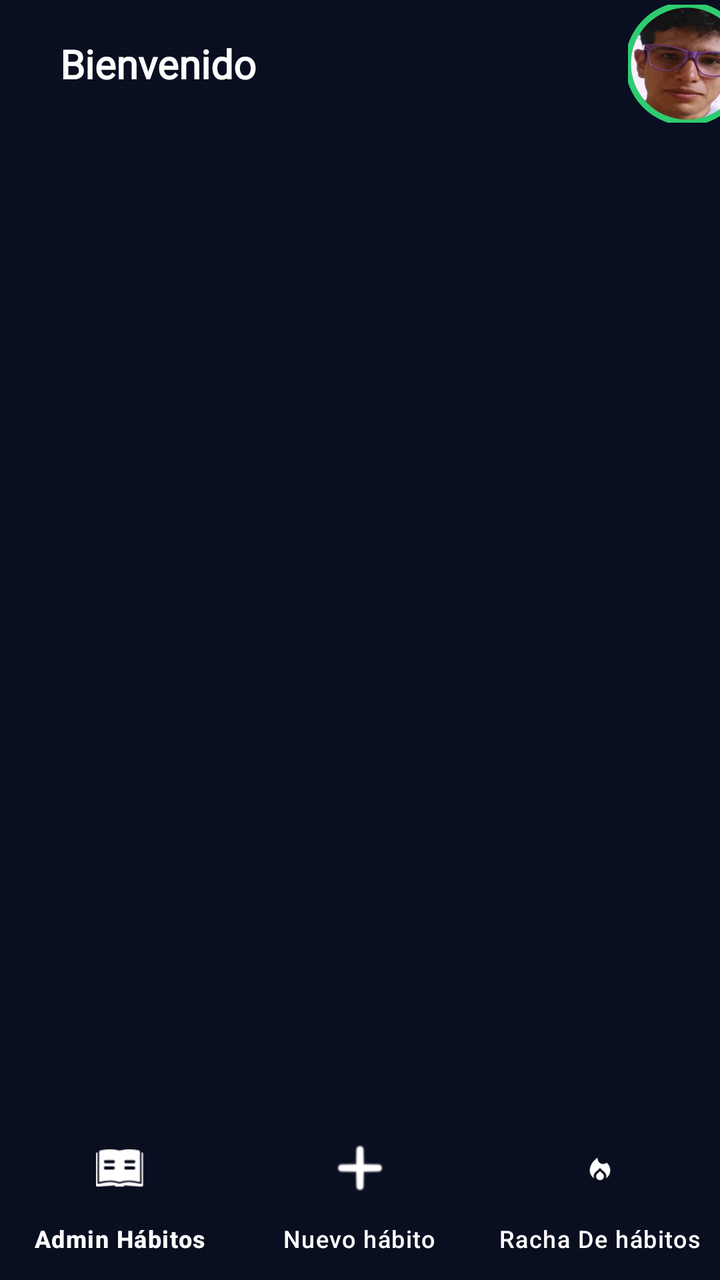
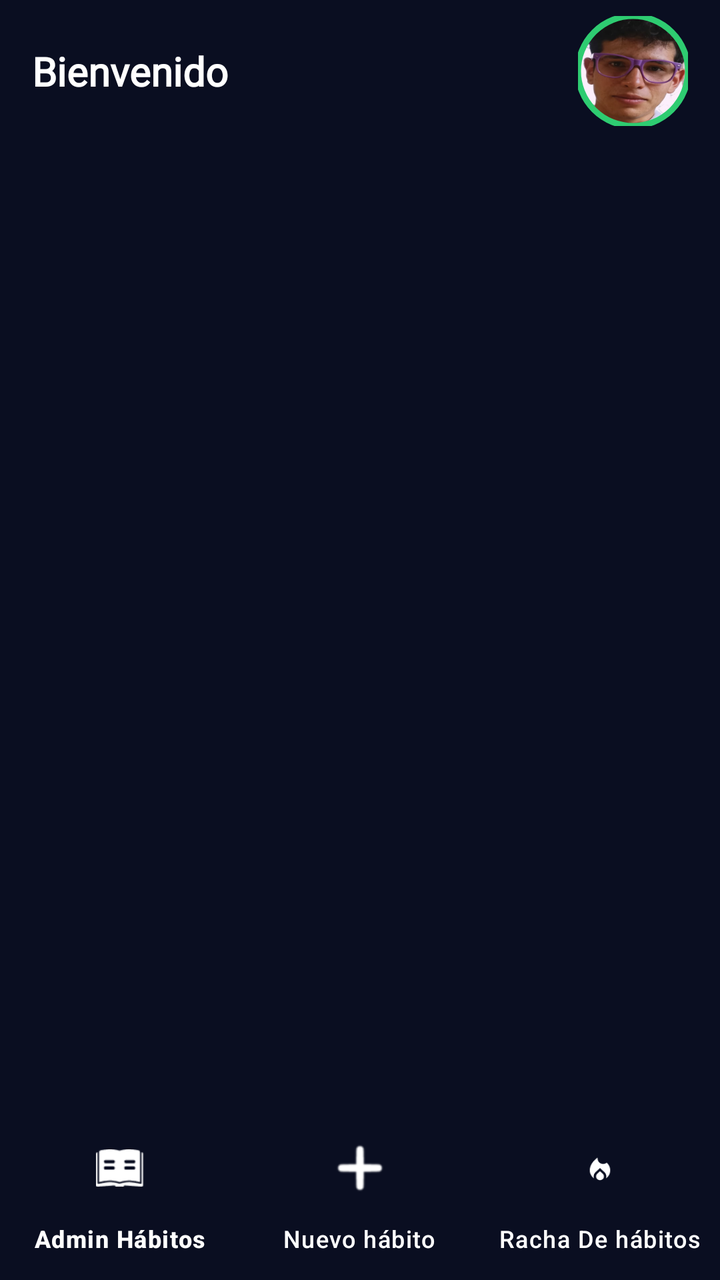

An Android layout rendered at two revisions. The XML below is the earlier revision; the diff shows what the commit changed to produce the second picture.
<!-- AndroidManifest.xml: application theme Theme.Consty_Group -->
<!-- res/layout/activity_main.xml -->
<?xml version="1.0" encoding="utf-8"?>
<androidx.drawerlayout.widget.DrawerLayout
    xmlns:android="http://schemas.android.com/apk/res/android"
    xmlns:app="http://schemas.android.com/apk/res-auto"
    xmlns:tools="http://schemas.android.com/tools"
    android:id="@+id/drawerLayoutMainPage"
    android:layout_width="match_parent"
    android:layout_height="match_parent"
    android:fitsSystemWindows="true"
    tools:context=".main.MainActivity">

    
    <LinearLayout
        android:id="@+id/contenidoPrincipal"
        android:layout_width="match_parent"
        android:layout_height="match_parent"
        android:orientation="vertical">

        
        <androidx.appcompat.widget.Toolbar
            android:id="@+id/toolbarMainPage"
            android:layout_width="match_parent"
            android:layout_height="?attr/actionBarSize"
            android:background="@color/backgroundColo"
            app:titleTextColor="@color/white">
            <TextView
                android:layout_width="wrap_content"
                android:layout_height="wrap_content"
                android:text="@string/bienvenido"
                android:textSize="20sp"
                android:textStyle="bold"
                android:textColor="@color/white"
                android:layout_marginStart="30dp"
                android:layout_marginEnd="20dp"
                android:fontFamily="@font/tan"
                />


            <LinearLayout
                android:layout_width="match_parent"
                android:layout_height="match_parent"
                android:gravity="center_vertical"
                android:orientation="horizontal"
                android:paddingStart="16dp">

                <ImageView
                    android:id="@+id/ivLogo"
                    android:layout_width="60dp"
                    android:layout_height="60dp"
                    android:src="@mipmap/ic_logo"
                    android:contentDescription="@string/logo" />

                <com.google.android.material.imageview.ShapeableImageView
                    android:id="@+id/ivFotoPerfilTop"
                    android:layout_width="59dp"
                    android:layout_height="59dp"
                    android:scaleType="centerCrop"
                    android:layout_marginStart="90dp"
                    android:src="@drawable/usuariopic"
                    app:shapeAppearanceOverlay="@style/CircleImage"
                    app:strokeColor="@color/BorderImageUsuario"
                    app:strokeWidth="3dp" />



            </LinearLayout>

        </androidx.appcompat.widget.Toolbar>


        <FrameLayout
            android:id="@+id/fragmentContenedor"
            android:layout_width="match_parent"
            android:layout_height="0dp"
            android:layout_weight="1"
            android:background="@color/backgroundColo"
            />


        <com.google.android.material.bottomnavigation.BottomNavigationView
            android:id="@+id/bottomNav"
            android:layout_width="match_parent"
            android:layout_height="wrap_content"
            android:background="@color/backgroundColo"
            app:itemIconTint="@color/white"
            app:itemTextColor="@color/white"
            app:menu="@menu/menu_bottom_nav" />

    </LinearLayout>



</androidx.drawerlayout.widget.DrawerLayout>
<!-- resources referenced by this layout -->
<resources>
  <color name="BorderImageUsuario">#2ECC71</color>
  <color name="backgroundColo">#0A0E21</color>
  <color name="white">#FFFFFFFF</color>
  <!-- drawable usuariopic: png bitmap (drawable, 86278 bytes) -->
  <!-- mipmap ic_logo (mipmap-anydpi-v26) -->
  <?xml version="1.0" encoding="utf-8"?>
  <adaptive-icon xmlns:android="http://schemas.android.com/apk/res/android">
      <background android:drawable="@drawable/ic_logo_background"/>
      <foreground android:drawable="@mipmap/ic_logo_foreground"/>
  </adaptive-icon>
  <string name="bienvenido">Bienvenido</string>
  <string name="logo">Logo</string>
  <style name="CircleImage">
  
          <item name="cornerFamily">rounded</item>
          <item name="cornerSize">50%</item>
      </style>
  <style name="Theme.Consty_Group" parent="Base.Theme.Consty_Group" />
  <!-- drawable ic_logo_background: vector/xml drawable (drawable, 4866 chars, omitted) -->
  <style name="Base.Theme.Consty_Group" parent="Theme.Material3.DayNight.NoActionBar">
          <item name="android:statusBarColor">@color/backgroundColo</item>
  
      </style>
</resources>

<!-- the commit's change to res/layout/activity_main.xml (unified diff, before → after) -->
@@ -17,53 +17,54 @@
         android:orientation="vertical">
 
         
-        <androidx.appcompat.widget.Toolbar
-            android:id="@+id/toolbarMainPage"
+        <androidx.appcompat.widget.Toolbar    android:id="@+id/toolbarMainPage"
             android:layout_width="match_parent"
-            android:layout_height="?attr/actionBarSize"
+            android:layout_height="wrap_content"
+            android:minHeight="70dp"
             android:background="@color/backgroundColo"
-            app:titleTextColor="@color/white">
-            <TextView
-                android:layout_width="wrap_content"
+            app:contentInsetStart="0dp">
+
+            <RelativeLayout
+                android:layout_width="match_parent"
                 android:layout_height="wrap_content"
-                android:text="@string/bienvenido"
-                android:textSize="20sp"
-                android:textStyle="bold"
-                android:textColor="@color/white"
-                android:layout_marginStart="30dp"
-                android:layout_marginEnd="20dp"
-                android:fontFamily="@font/tan"
-                />
+                android:paddingHorizontal="16dp"
+                android:paddingVertical="8dp">
 
+                
+                <TextView
+                    android:id="@+id/tvBienvenido"
+                    android:layout_width="wrap_content"
+                    android:layout_height="wrap_content"
+                    android:layout_centerVertical="true"
+                    android:fontFamily="@font/tan"
+                    android:text="@string/bienvenido"
+                    android:textColor="@color/white"
+                    android:textSize="20sp"
+                    android:textStyle="bold" />
 
-            <LinearLayout
-                android:layout_width="match_parent"
-                android:layout_height="match_parent"
-                android:gravity="center_vertical"
-                android:orientation="horizontal"
-                android:paddingStart="16dp">
-
+                
                 <ImageView
                     android:id="@+id/ivLogo"
-                    android:layout_width="60dp"
-                    android:layout_height="60dp"
-                    android:src="@mipmap/ic_logo"
-                    android:contentDescription="@string/logo" />
+                    android:layout_width="50dp"
+                    android:layout_height="50dp"
+                    android:layout_centerInParent="true"
+                    android:contentDescription="@string/logo"
+                    android:src="@mipmap/ic_logo" />
 
+                
                 <com.google.android.material.imageview.ShapeableImageView
                     android:id="@+id/ivFotoPerfilTop"
-                    android:layout_width="59dp"
-                    android:layout_height="59dp"
+                    android:layout_width="55dp"
+                    android:layout_height="55dp"
+                    android:layout_alignParentEnd="true"
+                    android:layout_centerVertical="true"
                     android:scaleType="centerCrop"
-                    android:layout_marginStart="90dp"
                     android:src="@drawable/usuariopic"
                     app:shapeAppearanceOverlay="@style/CircleImage"
                     app:strokeColor="@color/BorderImageUsuario"
                     app:strokeWidth="3dp" />
 
-
-
-            </LinearLayout>
+            </RelativeLayout>
 
         </androidx.appcompat.widget.Toolbar>
 
